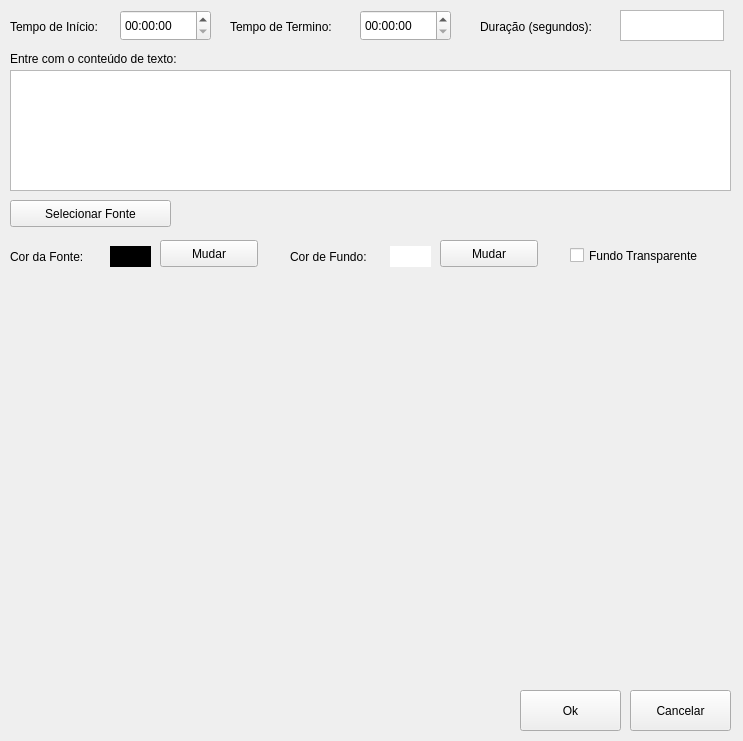
The window that ui/TextContent.ui (caioviel/pyannotator) describes before a commit, drawn with Qt 5.
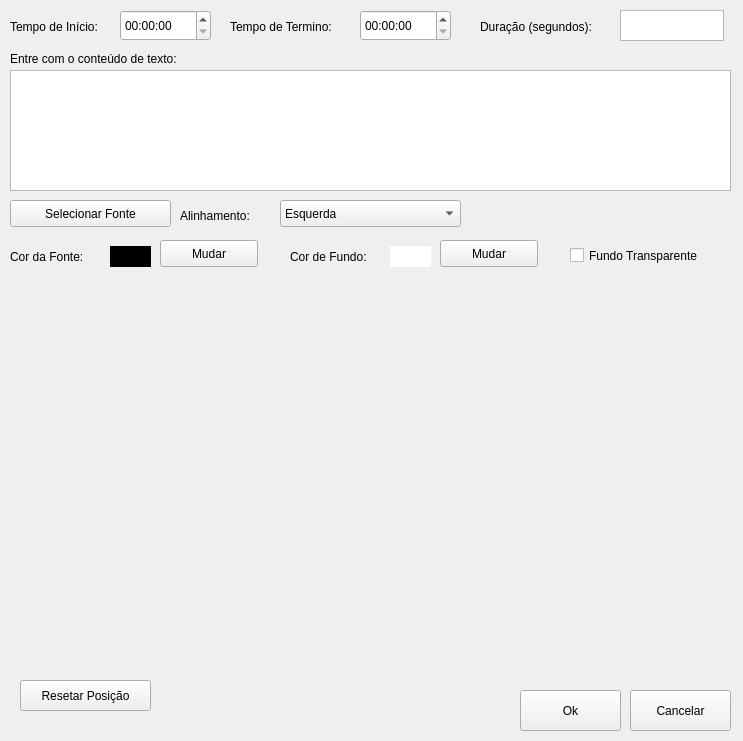
The same window after the commit. Icons and pictures are not drawn.

Commit message: TextContent implemented

What changed in the file:
```diff
--- a/ui/TextContent.ui
+++ b/ui/TextContent.ui
@@ -274,6 +274,57 @@
     </size>
    </property>
   </widget>
+  <widget class="QPushButton" name="btn_reset_layout">
+   <property name="geometry">
+    <rect>
+     <x>20</x>
+     <y>680</y>
+     <width>131</width>
+     <height>31</height>
+    </rect>
+   </property>
+   <property name="text">
+    <string>Resetar Posição</string>
+   </property>
+  </widget>
+  <widget class="QLabel" name="label_4">
+   <property name="geometry">
+    <rect>
+     <x>180</x>
+     <y>200</y>
+     <width>101</width>
+     <height>31</height>
+    </rect>
+   </property>
+   <property name="text">
+    <string>Alinhamento:</string>
+   </property>
+  </widget>
+  <widget class="QComboBox" name="cmb_alligment">
+   <property name="geometry">
+    <rect>
+     <x>280</x>
+     <y>200</y>
+     <width>181</width>
+     <height>27</height>
+    </rect>
+   </property>
+   <item>
+    <property name="text">
+     <string>Esquerda</string>
+    </property>
+   </item>
+   <item>
+    <property name="text">
+     <string>Centro</string>
+    </property>
+   </item>
+   <item>
+    <property name="text">
+     <string>Direita</string>
+    </property>
+   </item>
+  </widget>
  </widget>
  <resources>
   <include location="icons.qrc"/>
```
Left out of the diff: 6 changed lines with no effect on the pictures. The commit also changes 6 other files.
